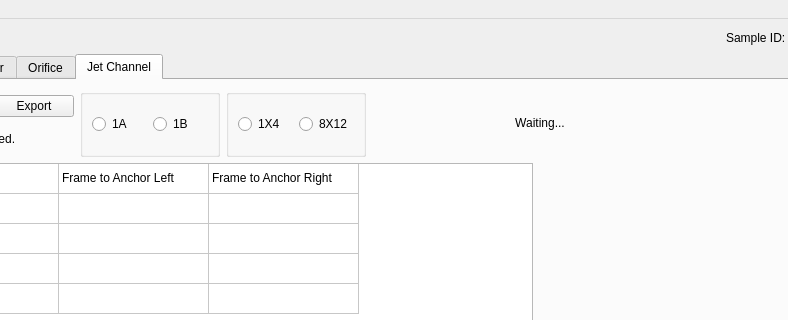
Qt form X8060gui.ui (Nicolas-fssw/X8060_gui) before a commit; both pictures show x 112 to 900 and y 0 to 320 of the 1298 by 590 pixel window.
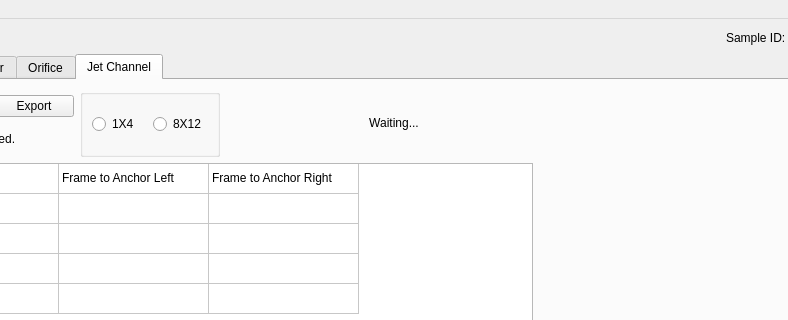
The same form after that commit. The open tabs and pages were chosen to show the change. Custom widgets are drawn as their Qt base class.

Commit message: fixed some of the button labels, temporary

What changed in the file:
```diff
--- a/X8060gui.ui
+++ b/X8060gui.ui
@@ -1990,69 +1990,6 @@
          </layout>
         </item>
         <item row="0" column="1">
-         <widget class="QGroupBox" name="groupBox_5">
-          <property name="sizePolicy">
-           <sizepolicy hsizetype="Fixed" vsizetype="Fixed">
-            <horstretch>0</horstretch>
-            <verstretch>0</verstretch>
-           </sizepolicy>
-          </property>
-          <property name="minimumSize">
-           <size>
-            <width>140</width>
-            <height>68</height>
-           </size>
-          </property>
-          <property name="title">
-           <string/>
-          </property>
-          <layout class="QGridLayout" name="gridLayout_23">
-           <item row="0" column="0">
-            <layout class="QGridLayout" name="gridLayout_24">
-             <item row="0" column="0">
-              <widget class="QRadioButton" name="oneA_4">
-               <property name="minimumSize">
-                <size>
-                 <width>70</width>
-                 <height>20</height>
-                </size>
-               </property>
-               <property name="text">
-                <string>1A</string>
-               </property>
-               <property name="checked">
-                <bool>false</bool>
-               </property>
-               <property name="autoExclusive">
-                <bool>true</bool>
-               </property>
-              </widget>
-             </item>
-             <item row="0" column="1">
-              <widget class="QRadioButton" name="oneB_4">
-               <property name="minimumSize">
-                <size>
-                 <width>70</width>
-                 <height>20</height>
-                </size>
-               </property>
-               <property name="text">
-                <string>1B</string>
-               </property>
-               <property name="checked">
-                <bool>false</bool>
-               </property>
-               <property name="autoExclusive">
-                <bool>true</bool>
-               </property>
-              </widget>
-             </item>
-            </layout>
-           </item>
-          </layout>
-         </widget>
-        </item>
-        <item row="0" column="2">
          <widget class="QGroupBox" name="groupBox_7">
           <property name="sizePolicy">
            <sizepolicy hsizetype="Fixed" vsizetype="Fixed">
@@ -2115,7 +2052,7 @@
           </layout>
          </widget>
         </item>
-        <item row="0" column="3">
+        <item row="0" column="2">
          <widget class="QLabel" name="grading_4">
           <property name="sizePolicy">
            <sizepolicy hsizetype="Fixed" vsizetype="Fixed">
@@ -2134,20 +2071,7 @@
           </property>
          </widget>
         </item>
-        <item row="0" column="4">
-         <spacer name="horizontalSpacer_2">
-          <property name="orientation">
-           <enum>Qt::Horizontal</enum>
-          </property>
-          <property name="sizeHint" stdset="0">
-           <size>
-            <width>744</width>
-            <height>20</height>
-           </size>
-          </property>
-         </spacer>
-        </item>
-        <item row="1" column="0" colspan="4">
+        <item row="1" column="0" colspan="3">
          <widget class="QTableWidget" name="tableWidget_4">
           <property name="sizePolicy">
            <sizepolicy hsizetype="Fixed" vsizetype="Fixed">
@@ -2258,6 +2182,19 @@
           </item>
          </widget>
         </item>
+        <item row="0" column="3">
+         <spacer name="horizontalSpacer_2">
+          <property name="orientation">
+           <enum>Qt::Horizontal</enum>
+          </property>
+          <property name="sizeHint" stdset="0">
+           <size>
+            <width>744</width>
+            <height>20</height>
+           </size>
+          </property>
+         </spacer>
+        </item>
         <item row="2" column="0">
          <spacer name="verticalSpacer_4">
           <property name="orientation">
```
Left out of the diff: 102 changed lines with no effect on the pictures. The commit also changes 4 other files.
